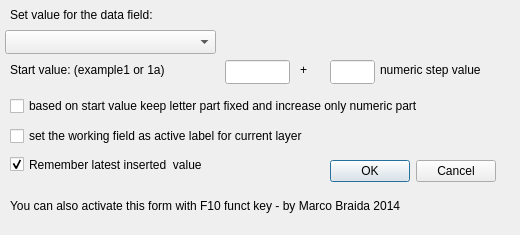
Old version of the form forms/HouseNumbering_update_selected_form.ui in the repository marcobra/HouseNumbering.
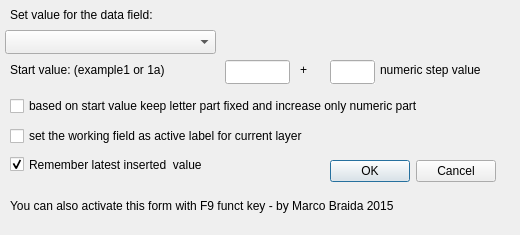
New version of the form.

Commit message: Set some erroneus text on form dialog

Patch:
```diff
--- a/forms/HouseNumbering_update_selected_form.ui
+++ b/forms/HouseNumbering_update_selected_form.ui
@@ -109,7 +109,7 @@
     </rect>
    </property>
    <property name="text">
-    <string>You can also activate this form with F10 funct key - by Marco Braida 2014</string>
+    <string>You can also activate this form with F9 funct key - by Marco Braida 2015</string>
    </property>
   </widget>
   <widget class="QCheckBox" name="cBkeepLatestValue">
```
The commit also changes 1 other file.
